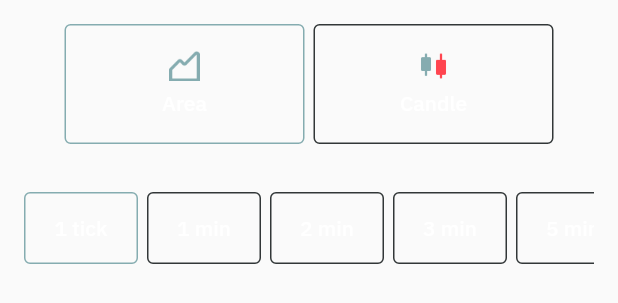
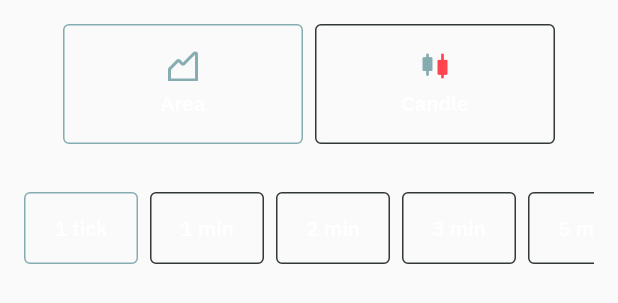
Before and after one commit to hamed-fs/flutter_widget_test_playground, a Flutter app: the ChartSetting widget shown alone on an empty page, opened directly, on a phone screen of 412 x 824 dp. Shown: the top 303 px of the screen. Run offline on Flutter 3.47's test engine with Material 2 defaults, Android fonts, the phone set to English and light mode, and no system bars.

Commit message:
commit 05

```diff
--- a/lib/chart_setting.dart
+++ b/lib/chart_setting.dart
@@ -30,7 +30,16 @@ class _ChartSettingState extends State<ChartSetting> {
   final ScrollController _chartDurationScrollController = ScrollController();
   final ScrollController _chartTypeScrollController = ScrollController();
 
-  final TextStyle _buttonTextStyle = TextStyle(
+  static final double _chartTypeItemHight = 80.0;
+  static final double _chartTypeItemWidth = 160.0;
+
+  static final double _chartDurationItemHight = 48.0;
+  static final double _chartDurationItemWidth = 76.0;
+
+  static final Color _selectedItemColor = const Color(0xFF85ACB0);
+  static final Color _unselectedItemColor = const Color(0xFF323738);
+
+  static final TextStyle _buttonTextStyle = TextStyle(
     color: Colors.white,
     fontFamily: 'IBMPlexSans',
     fontSize: 14.0,
@@ -56,7 +65,7 @@ class _ChartSettingState extends State<ChartSetting> {
           controller: _chartTypeScrollController,
           predicate: (ChartTypeInformation chartType) =>
               chartType.chartType == _selectedChartType,
-          itemWidth: 160.0,
+          itemWidth: _chartTypeItemWidth,
         );
       }
 
@@ -65,7 +74,7 @@ class _ChartSettingState extends State<ChartSetting> {
         controller: _chartDurationScrollController,
         predicate: (ChartDurationInformation chartType) =>
             chartType.chartDuration == _selectedChartDuration,
-        itemWidth: 76.0,
+        itemWidth: _chartDurationItemWidth,
       );
     });
   }
@@ -77,15 +86,15 @@ class _ChartSettingState extends State<ChartSetting> {
             items: chartTypes,
             childBuilder: _buildChartTypeButton,
             scrollController: _chartTypeScrollController,
-            listHight: 80.0,
-            itemWidth: 160.0,
+            listHight: _chartTypeItemHight,
+            itemWidth: _chartTypeItemWidth,
           ),
           _buildList<ChartDurationInformation>(
             items: chartDurations,
             childBuilder: _buildChartDurationButton,
             scrollController: _chartDurationScrollController,
-            listHight: 48.0,
-            itemWidth: 76.0,
+            listHight: _chartDurationItemHight,
+            itemWidth: _chartDurationItemWidth,
           ),
         ],
       );
@@ -96,11 +105,10 @@ class _ChartSettingState extends State<ChartSetting> {
     @required ScrollController scrollController,
     @required double listHight,
     @required double itemWidth,
-    double listPadding = 16.0,
-    double spaceBetweenItems = 6.0,
+    double spaceBetweenItems = 8.0,
   }) =>
       Padding(
-        padding: EdgeInsets.all(listPadding),
+        padding: const EdgeInsets.all(16.0),
         child: SizedBox(
           height: listHight,
           child: NotificationListener<OverscrollIndicatorNotification>(
@@ -125,7 +133,10 @@ class _ChartSettingState extends State<ChartSetting> {
         ),
       );
 
-  Widget _buildChartTypeButton(ChartTypeInformation chartType) => OutlineButton(
+  Widget _buildChartTypeButton(
+    ChartTypeInformation chartType,
+  ) =>
+      OutlineButton(
         padding: const EdgeInsets.only(top: 0.0),
         child: Padding(
           padding: const EdgeInsets.only(top: 18.0),
@@ -145,10 +156,10 @@ class _ChartSettingState extends State<ChartSetting> {
         ),
         borderSide: BorderSide(
           color: _selectedChartType == chartType.chartType
-              ? Color(0xFF85ACB0)
-              : Color(0xFF323738),
+              ? _selectedItemColor
+              : _unselectedItemColor,
         ),
-        highlightedBorderColor: Color(0xFF85ACB0),
+        highlightedBorderColor: _selectedItemColor,
         shape: RoundedRectangleBorder(
           borderRadius: BorderRadius.circular(4.0),
         ),
@@ -170,10 +181,10 @@ class _ChartSettingState extends State<ChartSetting> {
         ),
         borderSide: BorderSide(
           color: _selectedChartDuration == chartDuration.chartDuration
-              ? Color(0xFF85ACB0)
-              : Color(0xFF323738),
+              ? _selectedItemColor
+              : _unselectedItemColor,
         ),
-        highlightedBorderColor: Color(0xFF85ACB0),
+        highlightedBorderColor: _selectedItemColor,
         shape: RoundedRectangleBorder(
           borderRadius: BorderRadius.circular(4.0),
         ),
```
